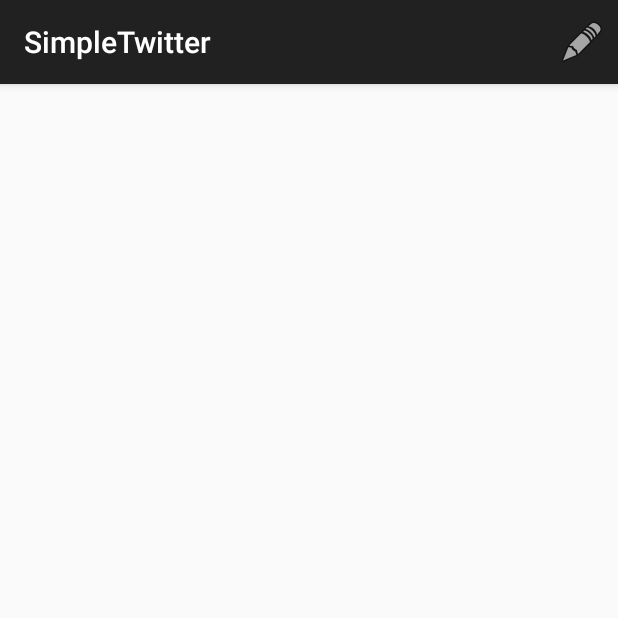
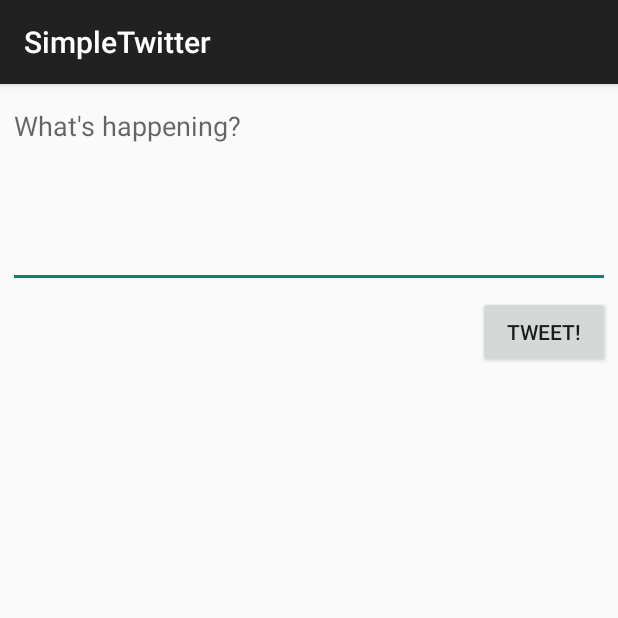
Before and after one commit to jimenezh/SimpleTwitter, an Android app: the TimelineActivity screen opened directly, with no data from a screen before it, after a tap on "Compose", on a phone screen of 412 x 824 dp, the top half of it. Run offline under Robolectric (Android 15) with nearby library versions, the phone set to English and light mode, and no system bars; libraries missing offline, so code that uses them is left out: com.codepath.asynchttpclient, com.github.scribejava.apis, com.github.scribejava.core; pictures from the network do not load; 1 statement that could not run was skipped.

Commit message:
Added navigation to compose activity. Created layout for this activity

```diff
--- a/app/src/main/AndroidManifest.xml
+++ b/app/src/main/AndroidManifest.xml
@@ -13,7 +13,8 @@
         android:icon="@drawable/ic_launcher"
         android:label="@string/app_name"
         android:theme="@style/AppTheme">
-        <activity android:name=".TimelineActivity"></activity>
+        <activity android:name=".ComposeActivity"></activity>
+        <activity android:name=".TimelineActivity" />
         <activity
             android:name=".LoginActivity"
             android:label="@string/app_name"
--- /dev/null
+++ b/app/src/main/java/com/codepath/apps/restclienttemplate/ComposeActivity.java
@@ -0,0 +1,40 @@
+package com.codepath.apps.restclienttemplate;
+
+import androidx.appcompat.app.AppCompatActivity;
+
+import android.os.Bundle;
+import android.view.View;
+import android.widget.Button;
+import android.widget.EditText;
+import android.widget.Toast;
+
+public class ComposeActivity extends AppCompatActivity {
+
+    EditText etCompose;
+    Button btnTweet;
+    int MAX_TWEET_LENGTH = 140;
+
+    @Override
+    protected void onCreate(Bundle savedInstanceState) {
+        super.onCreate(savedInstanceState);
+        setContentView(R.layout.activity_compose);
+
+        etCompose = findViewById(R.id.etTweet);
+        btnTweet = findViewById(R.id.btnTweet);
+
+        btnTweet.setOnClickListener(new View.OnClickListener() {
+            @Override
+            public void onClick(View view) {
+                String tweetContent = etCompose.getText().toString();
+                if (tweetContent.length() <= 0) {
+                    Toast.makeText(ComposeActivity.this, "Your tweet cannot be empty", Toast.LENGTH_LONG).show();
+                    return;
+                } else if (tweetContent.length() > MAX_TWEET_LENGTH) {
+                    Toast.makeText(ComposeActivity.this, "Your tweet cannot be longer than 140 characters", Toast.LENGTH_LONG).show();
+                    return;
+                }
+                Toast.makeText(ComposeActivity.this, "Sending tweet!", Toast.LENGTH_LONG).show();
+            }
+        });
+    }
+}
--- a/app/src/main/java/com/codepath/apps/restclienttemplate/TimelineActivity.java
+++ b/app/src/main/java/com/codepath/apps/restclienttemplate/TimelineActivity.java
@@ -4,6 +4,7 @@
 import androidx.recyclerview.widget.LinearLayoutManager;
 import androidx.recyclerview.widget.RecyclerView;
 
+import android.content.Intent;
 import android.os.Bundle;
 import android.util.Log;
 import android.view.Menu;
@@ -40,8 +41,9 @@
     @Override
     public boolean onOptionsItemSelected(MenuItem item) {
         if(item.getItemId() == R.id.compose){
-            // Navigate to compose activity
-            Toast.makeText(this, "Compose", Toast.LENGTH_LONG).show();
+            // Navigate to compos e activity
+            Intent intent = new Intent(this, ComposeActivity.class);
+            startActivity(intent);
             return true;
         }
 
--- /dev/null
+++ b/app/src/main/res/layout/activity_compose.xml
@@ -0,0 +1,31 @@
+<?xml version="1.0" encoding="utf-8"?>
+<RelativeLayout xmlns:android="http://schemas.android.com/apk/res/android"
+    xmlns:tools="http://schemas.android.com/tools"
+    android:layout_width="match_parent"
+    android:layout_height="match_parent">
+
+    <EditText
+        android:id="@+id/etTweet"
+        android:layout_width="match_parent"
+        android:layout_height="wrap_content"
+        android:layout_marginStart="5dp"
+        android:layout_marginTop="5dp"
+        android:layout_marginEnd="5dp"
+        android:layout_marginBottom="5dp"
+        android:ems="10"
+        android:gravity="start|top"
+        android:hint="@string/tweet_compose_hint"
+        android:inputType="textMultiLine"
+        android:minLines="5"
+        android:autofillHints="" />
+
+    <Button
+        android:id="@+id/btnTweet"
+        android:layout_width="wrap_content"
+        android:layout_height="wrap_content"
+        android:layout_below="@+id/etTweet"
+        android:layout_alignParentEnd="true"
+        android:layout_marginTop="0dp"
+        android:layout_marginEnd="5dp"
+        android:text="@string/tweet_btn_text" />
+</RelativeLayout>
--- a/app/src/main/res/values/strings.xml
+++ b/app/src/main/res/values/strings.xml
@@ -5,5 +5,7 @@
     <string name="login_label">Log in</string>
     <string name="intent_scheme">oauth</string>
     <string name="intent_host">cprest</string>
+    <string name="tweet_compose_hint">What\'s happening?</string>
+    <string name="tweet_btn_text">Tweet!</string>
 
 </resources>
```
